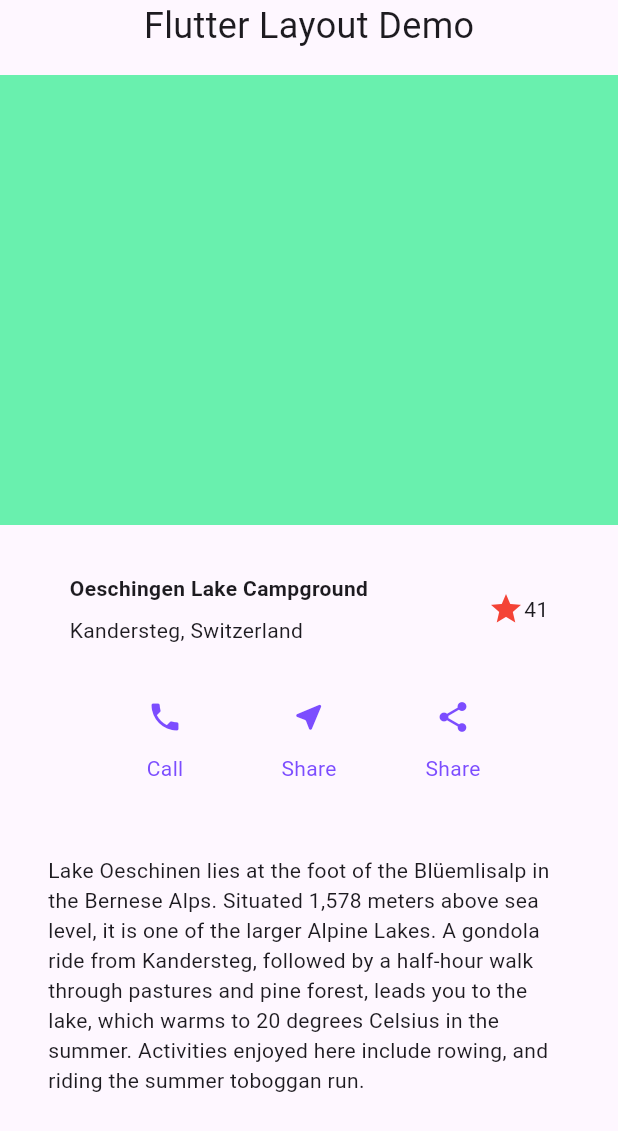
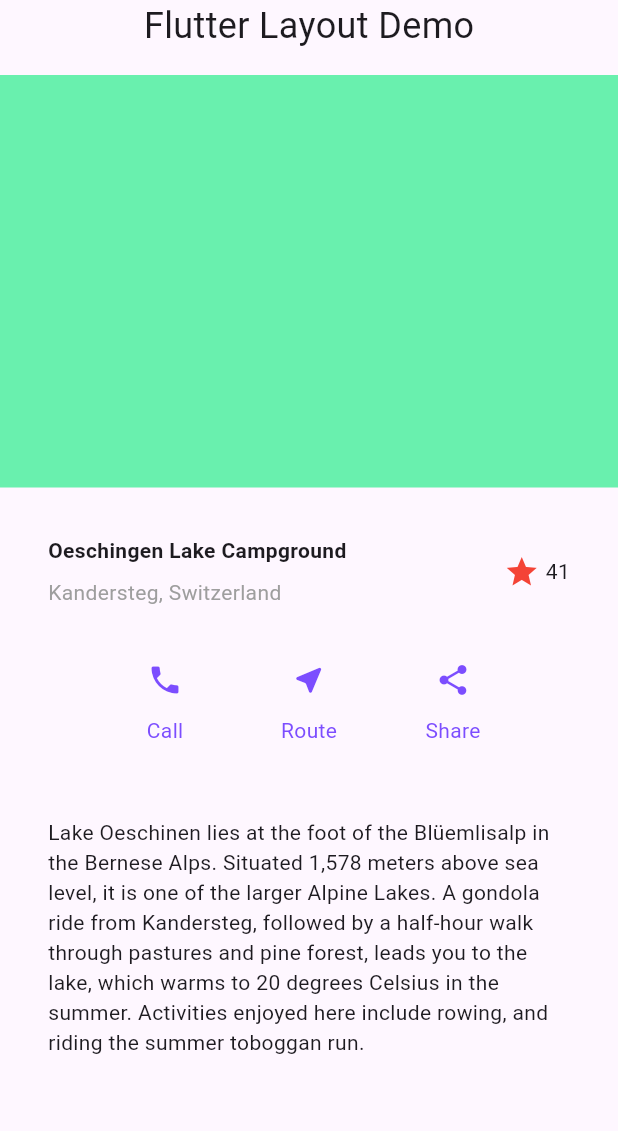
Before and after one commit to dianalibrecht/design_to_flutter_ui_kai, a Flutter app: the screen it shows after launch, on a phone screen of 412 x 824 dp. Shown: the top 1131 px of the screen. Run offline on Flutter 3.47's test engine with Material 3 defaults, Android fonts, the phone set to English and light mode, and no system bars.

Commit message:
Fixed layout, small bugs.

```diff
--- a/lib/hike_actions.dart
+++ b/lib/hike_actions.dart
@@ -11,7 +11,7 @@ class HikeActions extends StatelessWidget {
       children: [
         HikeActionButton(icon: Icons.phone, text: "Call"),
         SizedBox(width: 48),
-        HikeActionButton(icon: Icons.near_me_rounded, text: "Share"),
+        HikeActionButton(icon: Icons.near_me_rounded, text: "Route"),
         SizedBox(width: 48),
         HikeActionButton(icon: Icons.share, text: "Share"),
       ],
--- a/lib/hike_address.dart
+++ b/lib/hike_address.dart
@@ -12,8 +12,9 @@ class HikeAddress extends StatelessWidget {
       mainAxisAlignment: MainAxisAlignment.center,
       children: [
         HikeNameAndAddress(),
-        SizedBox(width: 80),
+        Spacer(),
         Icon(Icons.star, color: Colors.red),
+        SizedBox(width: 4),
         Text("41"),
       ],
     );
--- a/lib/hike_image.dart
+++ b/lib/hike_image.dart
@@ -8,7 +8,7 @@ class HikeImage extends StatelessWidget {
   @override
   Widget build(BuildContext context) {
     return Container(
-      height: 300,
+      height: 275,
       color: Colors.greenAccent,
     );
   }
--- a/lib/hike_name_and_address.dart
+++ b/lib/hike_name_and_address.dart
@@ -15,7 +15,10 @@ class HikeNameAndAddress extends StatelessWidget {
           style: TextStyle(fontWeight: FontWeight.bold),
         ),
         SizedBox(height: 8),
-        Text("Kandersteg, Switzerland")
+        Text(
+          "Kandersteg, Switzerland",
+          style: TextStyle(color: Colors.grey),
+        )
       ],
     );
   }
--- /dev/null
+++ b/lib/hike_padding.dart
@@ -0,0 +1,20 @@
+import 'package:flutter/material.dart';
+
+class HikePadding extends StatelessWidget {
+  final Widget child;
+  final EdgeInsets padding;
+
+  const HikePadding({
+    super.key,
+    this.padding = const EdgeInsets.symmetric(horizontal: 32),
+    required this.child,
+  });
+
+  @override
+  Widget build(BuildContext context) {
+    return Padding(
+      padding: padding,
+      child: child,
+    );
+  }
+}
--- a/lib/main.dart
+++ b/lib/main.dart
@@ -2,6 +2,7 @@ import 'package:design_to_flutter_ui/hike_actions.dart';
 import 'package:design_to_flutter_ui/hike_address.dart';
 import 'package:design_to_flutter_ui/hike_description.dart';
 import 'package:design_to_flutter_ui/hike_image.dart';
+import 'package:design_to_flutter_ui/hike_padding.dart';
 import 'package:flutter/material.dart';
 
 void main() {
@@ -27,12 +28,15 @@ class MainApp extends StatelessWidget {
                 const SizedBox(height: 16),
                 const HikeImage(),
                 Container(height: 32),
-                const HikeAddress(),
+                const HikePadding(
+                  child: HikeAddress(),
+                ),
                 const SizedBox(height: 24),
-                const HikeActions(),
+                const HikePadding(
+                  child: HikeActions(),
+                ),
                 const SizedBox(height: 48),
-                const Padding(
-                  padding: EdgeInsets.symmetric(horizontal: 32.0),
+                const HikePadding(
                   child: HikeDescription(),
                 ),
               ],
```
Also changed, not shown: pubspec.lock.
